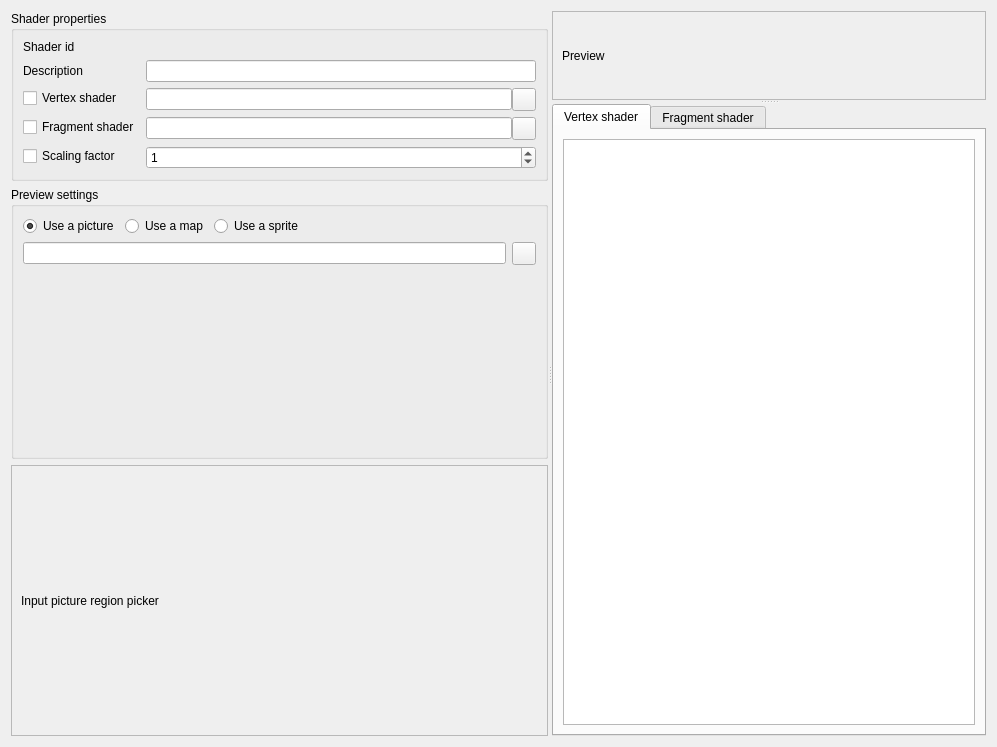
Kangie/solarus, file src/widgets/shader_editor.ui: the form before one commit.
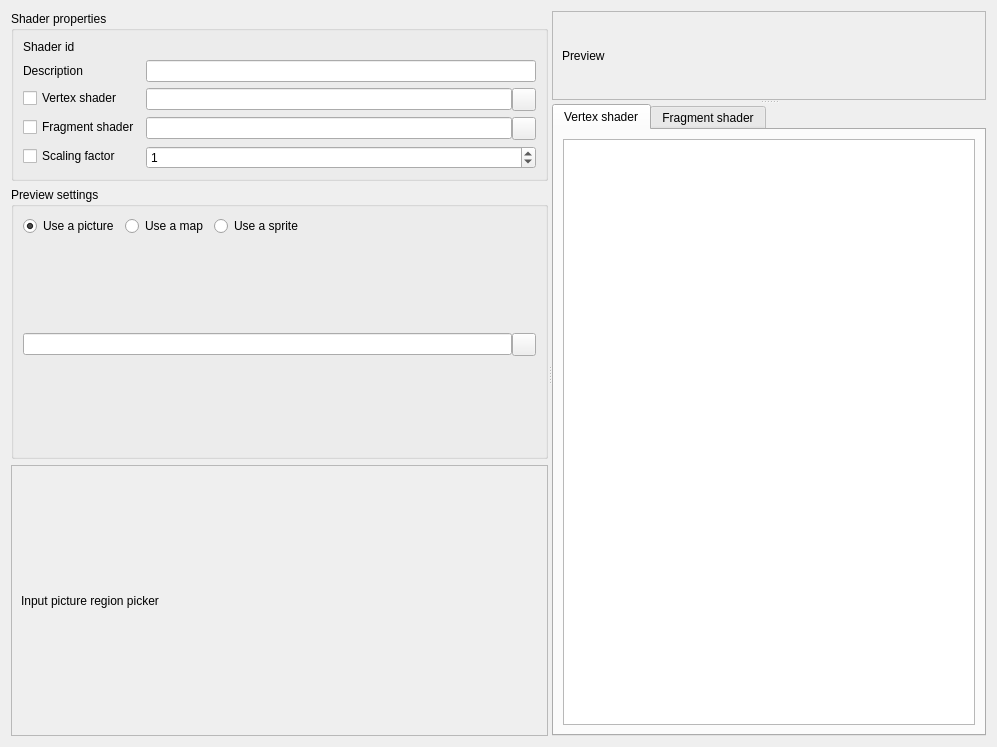
The form after the commit. Icons and pictures are not drawn.

Commit message: Show preview settings page depending on the checked radio button

What changed in the file:
```diff
--- a/src/widgets/shader_editor.ui
+++ b/src/widgets/shader_editor.ui
@@ -231,6 +231,9 @@
               </property>
               <item>
                <layout class="QHBoxLayout" name="preview_picture_field_layout">
+                <property name="spacing">
+                 <number>0</number>
+                </property>
                 <item>
                  <widget class="QLineEdit" name="preview_picture_field">
                   <property name="readOnly">
@@ -254,19 +257,6 @@
                 </item>
                </layout>
               </item>
-              <item>
-               <spacer name="vertical_spacer">
-                <property name="orientation">
-                 <enum>Qt::Vertical</enum>
-                </property>
-                <property name="sizeHint" stdset="0">
-                 <size>
-                  <width>20</width>
-                  <height>152</height>
-                 </size>
-                </property>
-               </spacer>
-              </item>
              </layout>
             </widget>
             <widget class="QWidget" name="preview_map_page">
```
Left out of the diff: 13 changed lines with no effect on the pictures. The commit also changes 2 other files.
